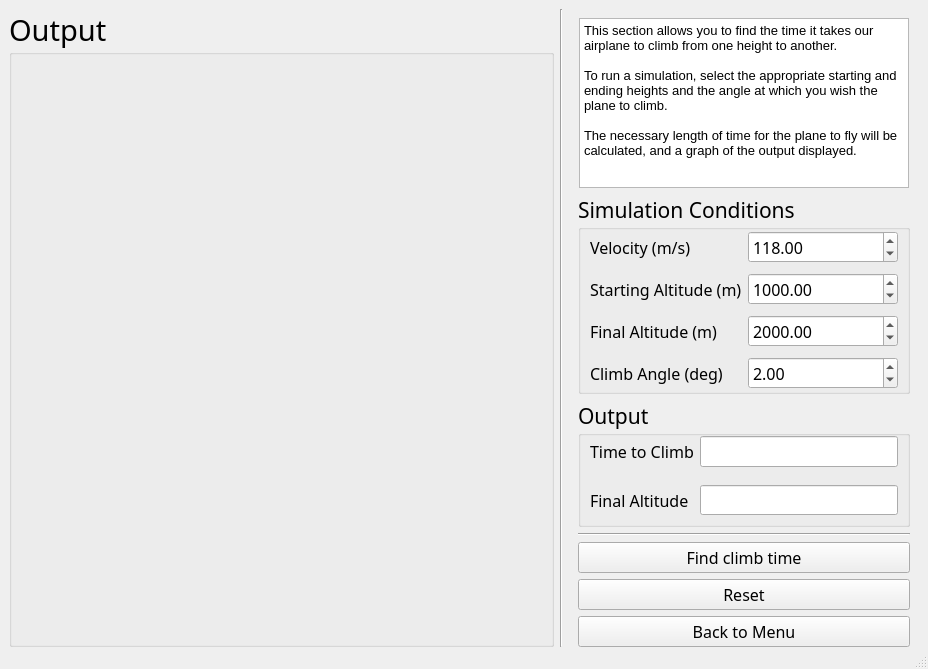
First picture: the form in simlib/gui/t_climb_mw.ui, repository jasper-day/airplane_sim, before the edit.
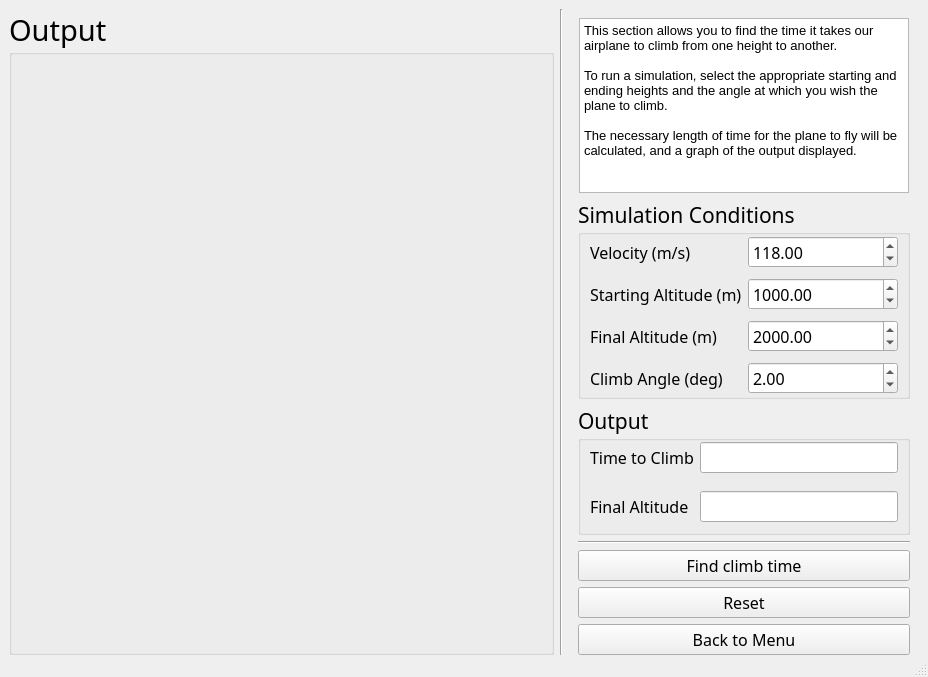
Second picture: the form after the edit.

The edit to the form file:
```diff
--- a/simlib/gui/t_climb_mw.ui
+++ b/simlib/gui/t_climb_mw.ui
@@ -7,7 +7,7 @@
     <x>0</x>
     <y>0</y>
     <width>928</width>
-    <height>669</height>
+    <height>677</height>
    </rect>
   </property>
   <property name="windowTitle">
@@ -94,13 +94,13 @@
          <property name="minimumSize">
           <size>
            <width>330</width>
-           <height>170</height>
+           <height>175</height>
           </size>
          </property>
          <property name="maximumSize">
           <size>
            <width>450</width>
-           <height>170</height>
+           <height>175</height>
           </size>
          </property>
          <property name="font">
```
